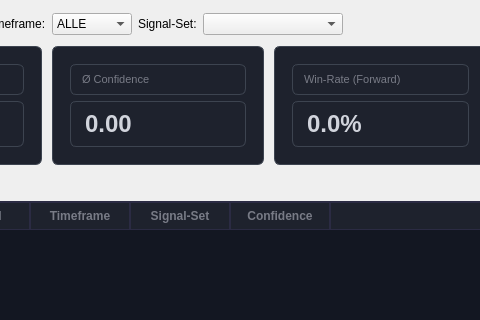
Qt form ui/statistic_win.ui (hoyerth/PyTrader) before a commit; both pictures show x 181 to 661 and y 0 to 320 of the 900 by 600 pixel window.
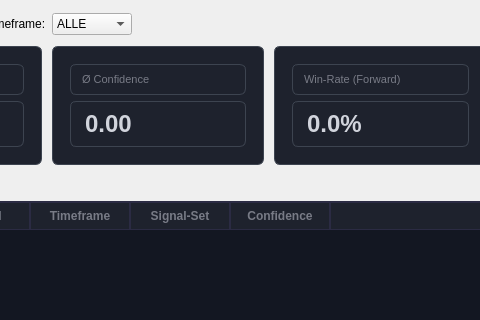
The same form after that commit.

Commit message: feat(Phase15): Alt-Signal-System vollständig entfernt (Button, Auswahl, grid_proximity_v1)

The edit to the form file:
```diff
--- a/ui/statistic_win.ui
+++ b/ui/statistic_win.ui
@@ -139,23 +139,6 @@
         </item>
        </widget>
       </item>
-      <item>
-       <widget class="QLabel" name="label_signal_set">
-        <property name="text">
-         <string>Signal-Set:</string>
-        </property>
-       </widget>
-      </item>
-      <item>
-       <widget class="QComboBox" name="combo_signal_filter">
-        <property name="minimumSize">
-         <size>
-          <width>140</width>
-          <height>0</height>
-         </size>
-        </property>
-       </widget>
-      </item>
       <item>
        <spacer name="horizontalSpacer_filter">
         <property name="orientation">
```
The commit also changes 30 other files.
